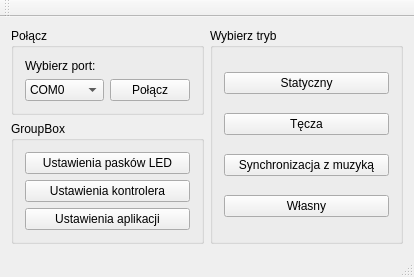
Qt form mainwindow.ui (Dropsoon/ArduinoDeskControlV2) before a commit.
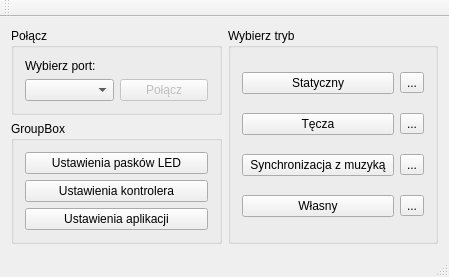
The same form after that commit.

The edit to the form file:
```diff
--- a/mainwindow.ui
+++ b/mainwindow.ui
@@ -6,7 +6,7 @@
    <rect>
     <x>0</x>
     <y>0</y>
-    <width>414</width>
+    <width>449</width>
     <height>266</height>
    </rect>
   </property>
@@ -29,16 +29,13 @@
         </widget>
        </item>
        <item row="1" column="0">
-        <widget class="QComboBox" name="cSelectPort">
-         <item>
-          <property name="text">
-           <string>COM0</string>
-          </property>
-         </item>
-        </widget>
+        <widget class="QComboBox" name="cSelectPort"/>
        </item>
        <item row="1" column="1">
         <widget class="QPushButton" name="bConnect">
+         <property name="enabled">
+          <bool>false</bool>
+         </property>
          <property name="text">
           <string>Połącz</string>
          </property>
@@ -82,35 +79,63 @@
       <property name="title">
        <string>Wybierz tryb</string>
       </property>
-      <layout class="QVBoxLayout" name="verticalLayout_2">
-       <item>
-        <widget class="QPushButton" name="bModeStatic">
-         <property name="text">
-          <string>Statyczny</string>
-         </property>
-        </widget>
-       </item>
-       <item>
+      <layout class="QGridLayout" name="gridLayout_3">
+       <item row="1" column="0">
         <widget class="QPushButton" name="bModeRainbow">
          <property name="text">
           <string>Tęcza</string>
          </property>
         </widget>
        </item>
-       <item>
+       <item row="2" column="0">
         <widget class="QPushButton" name="bModeMusicSync">
          <property name="text">
           <string>Synchronizacja z muzyką</string>
          </property>
         </widget>
        </item>
-       <item>
+       <item row="3" column="0">
         <widget class="QPushButton" name="bModeCustom">
          <property name="text">
           <string>Własny</string>
          </property>
         </widget>
        </item>
+       <item row="0" column="0">
+        <widget class="QPushButton" name="bModeStatic">
+         <property name="text">
+          <string>Statyczny</string>
+         </property>
+        </widget>
+       </item>
+       <item row="0" column="1">
+        <widget class="QToolButton" name="bModeStaticSettings">
+         <property name="text">
+          <string>...</string>
+         </property>
+        </widget>
+       </item>
+       <item row="1" column="1">
+        <widget class="QToolButton" name="bModeRainbowSettings">
+         <property name="text">
+          <string>...</string>
+         </property>
+        </widget>
+       </item>
+       <item row="2" column="1">
+        <widget class="QToolButton" name="bModeMusicSyncSettings">
+         <property name="text">
+          <string>...</string>
+         </property>
+        </widget>
+       </item>
+       <item row="3" column="1">
+        <widget class="QToolButton" name="bModeCustomSettings">
+         <property name="text">
+          <string>...</string>
+         </property>
+        </widget>
+       </item>
       </layout>
      </widget>
     </item>
```
Left out of the diff: 2 changed lines with no effect on the pictures.
